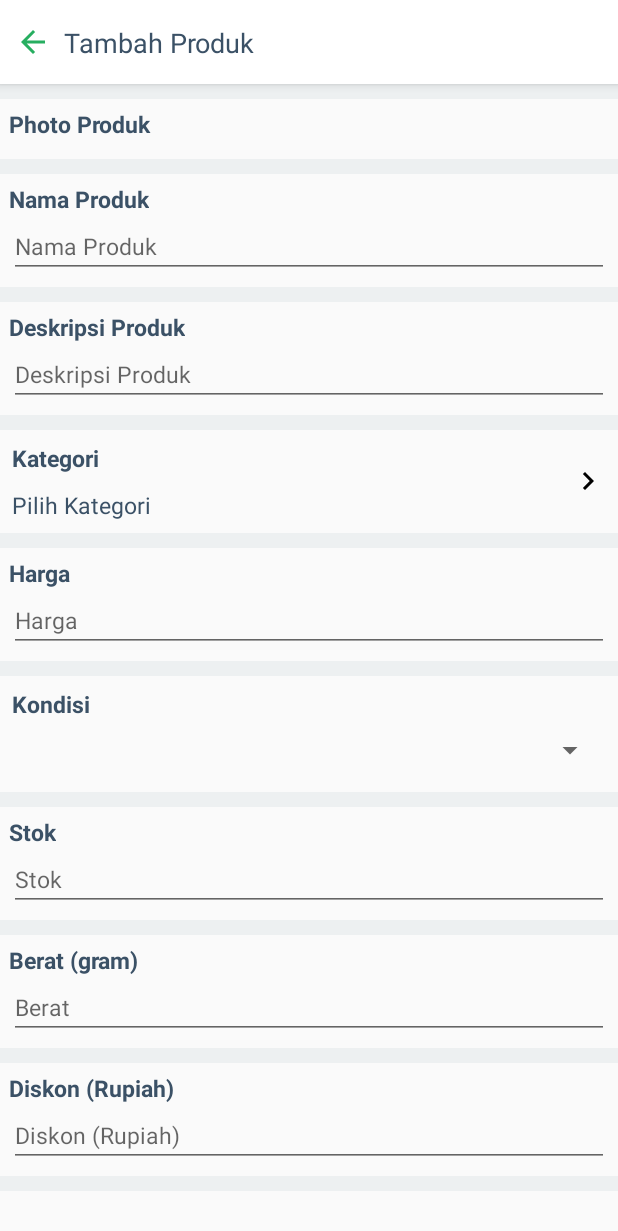
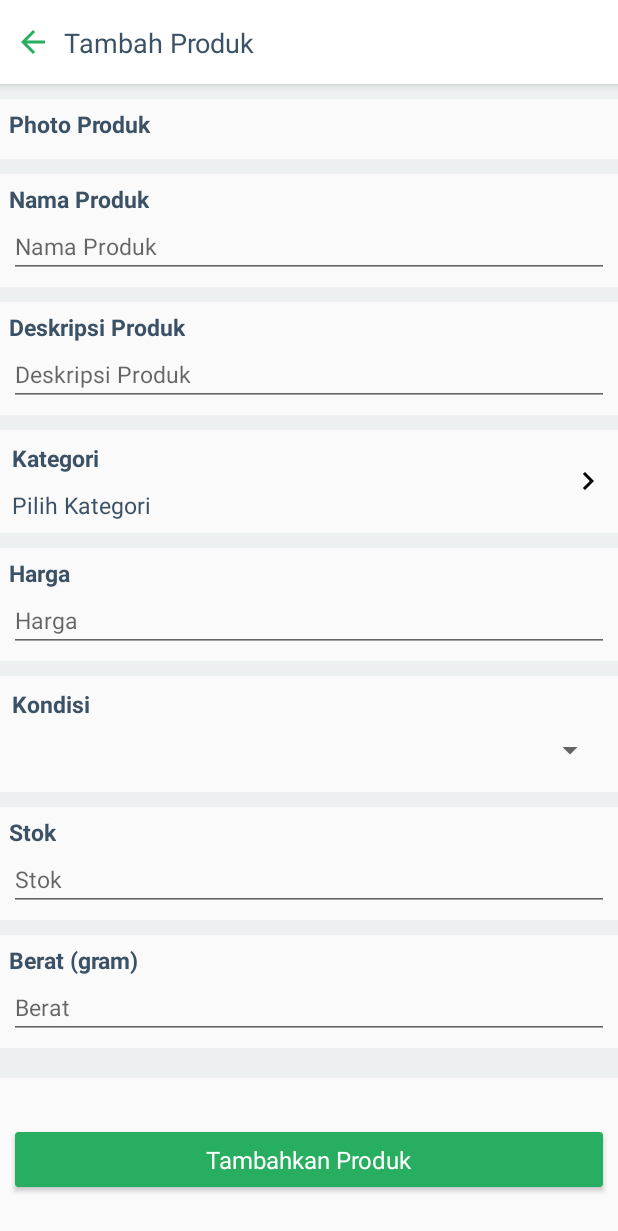
Before and after one commit to clipcodes/tokonumitra, an Android app: the layout page_addproduct.xml on its own in the app's theme, with its tools: preview values and no code run, on a phone screen of 412 x 824 dp. Shown: the top 1231 px of the screen. Run offline under Robolectric (Android 15) with nearby library versions, the phone set to English and light mode, and no system bars.

Commit message:
25/02/20 Kos Surabaya

```diff
--- a/app/src/main/java/nu/toko/mitra/Adapter/Product2Adapter.java
+++ b/app/src/main/java/nu/toko/mitra/Adapter/Product2Adapter.java
@@ -131,7 +131,6 @@ public class Product2Adapter extends RecyclerView.Adapter<RecyclerView.ViewHolde
             price = itemView.findViewById(R.id.price);
             thumb = itemView.findViewById(R.id.thumb);
             stock = itemView.findViewById(R.id.stock);
-            diskon = itemView.findViewById(R.id.diskon);
             star = itemView.findViewById(R.id.star);
             namatoko = itemView.findViewById(R.id.namatoko);
             lokasi = itemView.findViewById(R.id.lokasi);
--- a/app/src/main/java/nu/toko/mitra/Page/AddProduct.java
+++ b/app/src/main/java/nu/toko/mitra/Page/AddProduct.java
@@ -78,7 +78,7 @@ public class AddProduct extends AppCompatActivity {
     private static final int REQUEST_WRITE_PERMISSION = 786;
     private static final int KATEGORI = 345;
     private static final int SUBKATEGORI = 3235;
-    EditText nama, deskripsi, harga, stok, berat, diskon;
+    EditText nama, deskripsi, harga, stok, berat;
     String kondisiselect, kategoriselect, subkategoriselect;
     TextView kategoritex, subkategoritex;
     FrameLayout kategori, subkategori;
@@ -124,7 +124,6 @@ public class AddProduct extends AppCompatActivity {
         harga.setText(String.valueOf(productModelNU.getHarga_mitra()));
         stok.setText(productModelNU.getStok());
         berat.setText(productModelNU.getBerat_produk());
-        diskon.setText(String.valueOf(productModelNU.getDiskon()));
         subkategori.setVisibility(View.VISIBLE);
         kategoritex.setText("Kategori "+getIntent().getStringExtra(NAMA_KATEGORI));
         subkategoritex.setText("Sub Kategori "+getIntent().getStringExtra("namasubkategori"));
@@ -218,7 +217,6 @@ public class AddProduct extends AppCompatActivity {
         harga = findViewById(R.id.harga);
         stok = findViewById(R.id.stock);
         berat = findViewById(R.id.berat);
-        diskon = findViewById(R.id.diskon);
 
         kategoriselect = "Baru";
         kondisipilihan = new ArrayList<>();
@@ -252,7 +250,6 @@ public class AddProduct extends AppCompatActivity {
                 String hargap = harga.getText().toString();
                 String stokp = stok.getText().toString();
                 String beratp = berat.getText().toString();
-                String diskonp = diskon.getText().toString();
 
                 if (files.size() <= 0 && !edited){
                     err.setText("Tambahkan Foto Produk");
@@ -308,7 +305,6 @@ public class AddProduct extends AppCompatActivity {
                 adds.setKategori(kategoriselect);
                 adds.setSubkategori(subkategoriselect);
                 adds.setStok(stokp);
-                adds.setDiskon(diskonp);
                 adds.setUris(files);
 
                 add.setCardBackgroundColor(getResources().getColor(R.color.white));
--- a/app/src/main/res/layout/page_addproduct.xml
+++ b/app/src/main/res/layout/page_addproduct.xml
@@ -388,33 +388,6 @@
                 android:background="@color/greytranspa1"
                 android:layout_height="10dp"/>
 
-            <LinearLayout
-                android:layout_width="match_parent"
-                android:orientation="vertical"
-                android:layout_margin="6dp"
-                android:layout_height="wrap_content">
-                <FrameLayout
-                    android:layout_width="match_parent"
-                    android:layout_height="wrap_content">
-                    <TextView
-                        android:layout_width="wrap_content"
-                        android:textSize="15sp"
-                        android:text="Diskon (Rupiah)"
-                        android:textStyle="bold"
-                        android:layout_gravity="center|start"
-                        android:textColor="@color/textcolor1"
-                        android:layout_height="wrap_content" />
-                </FrameLayout>
-
-                <EditText
-                    android:layout_width="match_parent"
-                    android:id="@+id/diskon"
-                    android:textSize="15sp"
-                    android:inputType="number"
-                    android:hint="Diskon (Rupiah)"
-                    android:layout_height="wrap_content"/>
-            </LinearLayout>
-
             <View
                 android:layout_width="match_parent"
                 android:background="@color/greytranspa1"
```
Also changed, not shown: 985 other files.
